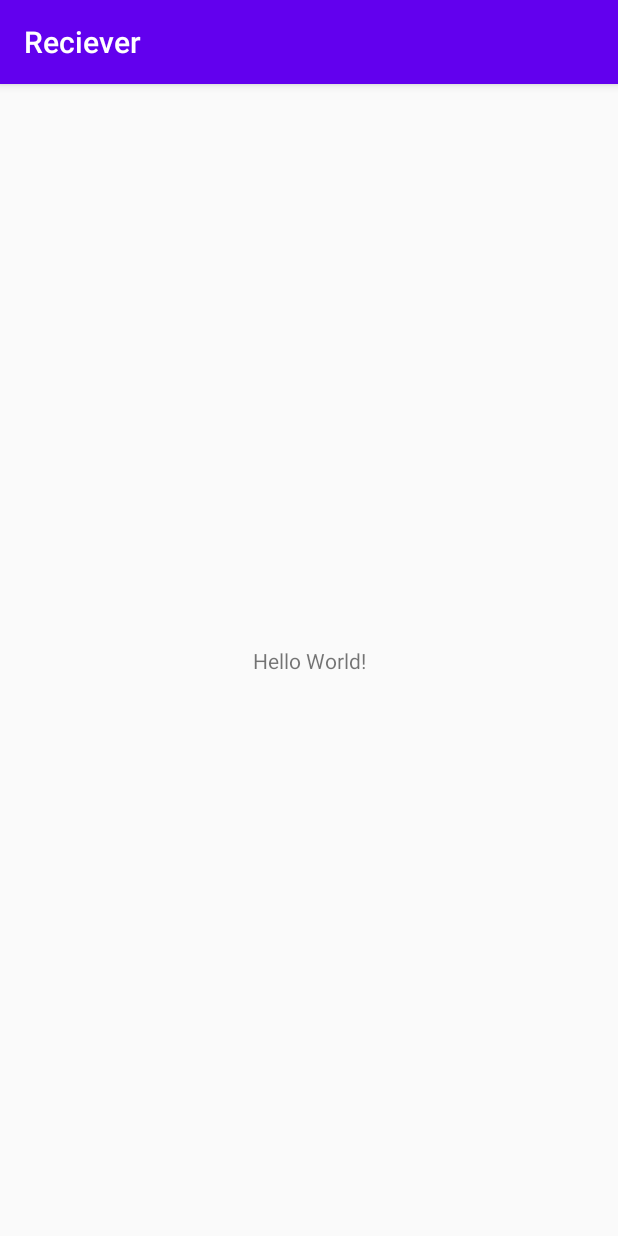
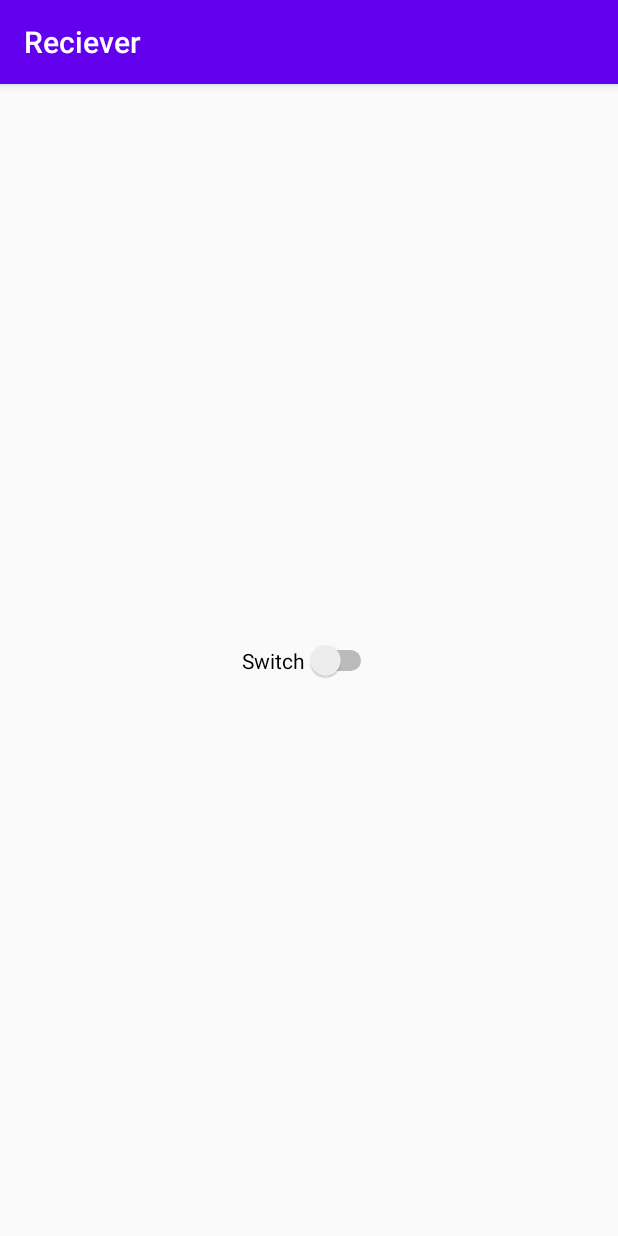
Before and after one commit to MewtR/Receiver, an Android app: the screen it shows after launch (MainActivity), on a phone screen of 412 x 824 dp. Run offline under Robolectric (Android 15) with nearby library versions, the phone set to English and light mode, and no system bars.

Commit message:
Add switch that toggles the listener on and off. Need to look into notification ids because I still always send notifications with the same id. Also what happens to the service when you remove the application from your stack?

```diff
--- a/app/src/main/java/com/mloe/reciever/MainActivity.kt
+++ b/app/src/main/java/com/mloe/reciever/MainActivity.kt
@@ -1,11 +1,30 @@
 package com.mloe.reciever
 
+import android.content.Intent
 import androidx.appcompat.app.AppCompatActivity
 import android.os.Bundle
+import android.widget.Switch
+import com.mloe.reciever.services.Listener
 
 class MainActivity : AppCompatActivity() {
     override fun onCreate(savedInstanceState: Bundle?) {
         super.onCreate(savedInstanceState)
         setContentView(R.layout.activity_main)
+        val switch: Switch = findViewById(R.id.listenerswitch)
+        switch.setOnCheckedChangeListener{ _, isChecked ->
+            if  (isChecked){
+                startListener()
+            }else{
+                stopListener()
+            }
+        }
+    }
+    fun startListener(){
+        val intent: Intent = Intent(this, Listener::class.java)
+        startService(intent)
+    }
+    fun stopListener(){
+        val intent: Intent = Intent(this, Listener::class.java)
+        stopService(intent)
     }
 }
--- a/app/src/main/java/com/mloe/reciever/services/Notifyier.kt
+++ b/app/src/main/java/com/mloe/reciever/services/Notifyier.kt
@@ -32,9 +32,6 @@ class Notifyier : Service() {
             val title: String = intent?.getStringExtra("title") ?: "Hello"
             val text: String = intent?.getStringExtra("text") ?: "It's me again"
             val priority: Int = intent?.getIntExtra("priority", 0) ?: 0
-            Log.i(TAG, "title: $title")
-            Log.i(TAG, "text: $text")
-            Log.i(TAG, "priority $priority")
             createNotificationChannel()
             showNotification(title, text, priority)
             stopSelf()
--- a/app/src/main/res/layout/activity_main.xml
+++ b/app/src/main/res/layout/activity_main.xml
@@ -6,13 +6,13 @@
     android:layout_height="match_parent"
     tools:context=".MainActivity">
 
-    <TextView
+    <Switch
+        android:id="@+id/listenerswitch"
         android:layout_width="wrap_content"
         android:layout_height="wrap_content"
-        android:text="Hello World!"
+        android:text="Switch"
         app:layout_constraintBottom_toBottomOf="parent"
-        app:layout_constraintLeft_toLeftOf="parent"
-        app:layout_constraintRight_toRightOf="parent"
+        app:layout_constraintEnd_toEndOf="parent"
+        app:layout_constraintStart_toStartOf="parent"
         app:layout_constraintTop_toTopOf="parent" />
-
 </androidx.constraintlayout.widget.ConstraintLayout>
```
Also changed, not shown: app/src/main/java/com/mloe/reciever/services/Listener.kt (+8 -6 lines).
